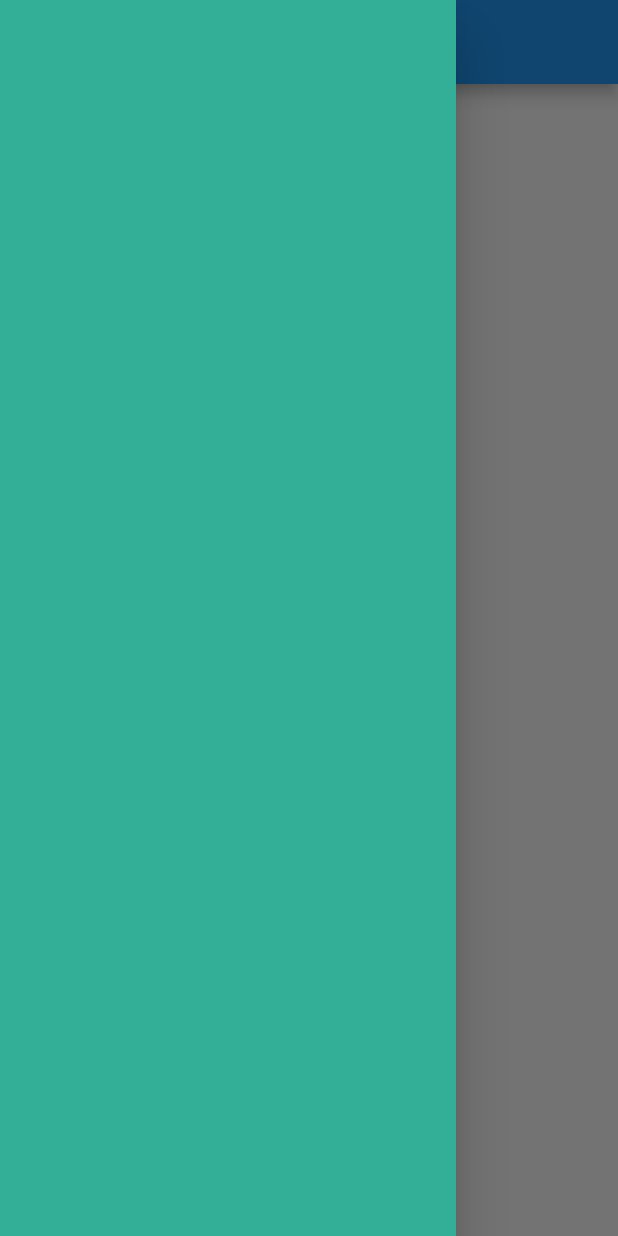
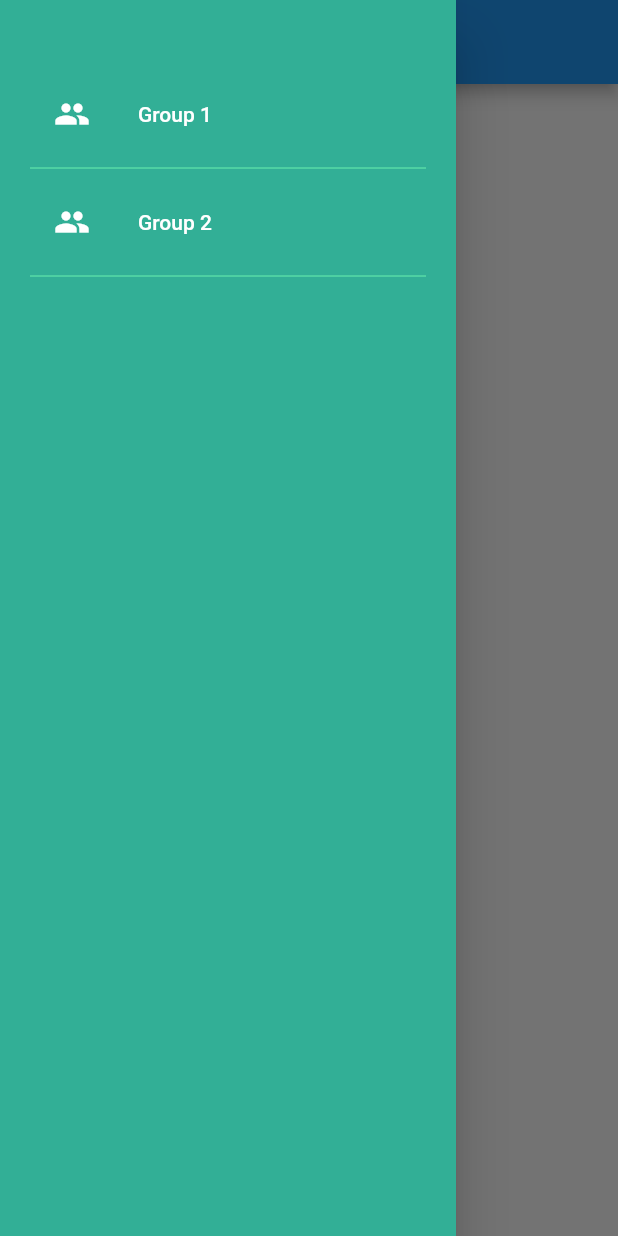
Before and after one commit to 28-08-2000/People-Management, a Flutter app: the screen it shows after launch, with the side drawer open, on a phone screen of 412 x 824 dp. Run offline on Flutter 3.47's test engine with Material 2 defaults, Android fonts, the phone set to English and light mode, and no system bars; Roboto replaces fonts that are missing (Georgia).

Commit message:
added page routing through sidebar

```diff
--- a/lib/page/group1.dart
+++ b/lib/page/group1.dart
@@ -1,6 +1,6 @@
 import 'package:flutter/material.dart';
 
-class PeoplePage extends StatelessWidget {
+class group1 extends StatelessWidget {
   @override
   Widget build(BuildContext context) => Scaffold(
     //drawer: NavigationDrawerWidget(),
--- a/lib/page/group2.dart
+++ b/lib/page/group2.dart
@@ -1,6 +1,6 @@
 import 'package:flutter/material.dart';
 
-class PeoplePage extends StatelessWidget {
+class group2 extends StatelessWidget {
   @override
   Widget build(BuildContext context) => Scaffold(
     //drawer: NavigationDrawerWidget(),
--- a/lib/widget/navigation_drawer_widget.dart
+++ b/lib/widget/navigation_drawer_widget.dart
@@ -12,16 +12,64 @@ class NavigationDrawerWidget extends StatelessWidget {
     return Drawer(
 
       // properties of sidebar
-      child: Container(
+      child: Material(
         color: Color.fromRGBO(50, 175, 150, 1),
 
         child: ListView(
+          padding: padding,
           children: <Widget>[
-              const SizedBox(height: 48,)
+              const SizedBox(height: 48),
+              buildMenuItem(
+                text: 'Group 1',
+                icon: Icons.people,
+                onClicked: () => selectedItem(context, 0),
+              ),
+
+              Divider(color: Colors.greenAccent,),
+
+              buildMenuItem(
+                text: 'Group 2',
+                icon: Icons.people,
+                onClicked: () => selectedItem(context, 1),
+              ),
+
+            Divider(color: Colors.greenAccent,),
+
           ],
         ),
       ),
 
     );
   }
+
+  Widget buildMenuItem({
+    required String text,
+    required IconData icon,
+    VoidCallback? onClicked,})
+  {
+    final color = Colors.white;
+    final hoverColor = Colors.white70;
+
+    return ListTile(
+      leading: Icon(icon, color: color,),
+      title: Text(text, style: TextStyle(color: color),),
+      onTap: onClicked,
+    );
+  }
+
+  void selectedItem(BuildContext context, int index) {
+    switch (index) {
+      case 0:
+        Navigator.of(context).push(MaterialPageRoute(
+            builder: (context) => group1(),
+        ));
+        break;
+      case 1:
+        Navigator.of(context).push(MaterialPageRoute(
+          builder: (context) => group2(),
+        ));
+        break;
+    }
+  }
+
 }
```
